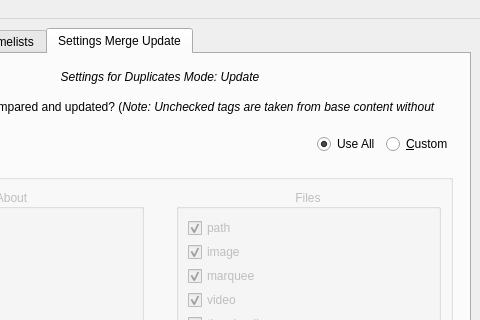
Before: the Qt Designer form MainWindow.ui in thingsiplay/gamelistaddon, drawn with Qt 5; both pictures show x 160 to 640 and y 0 to 320 of the 640 by 934 pixel window.
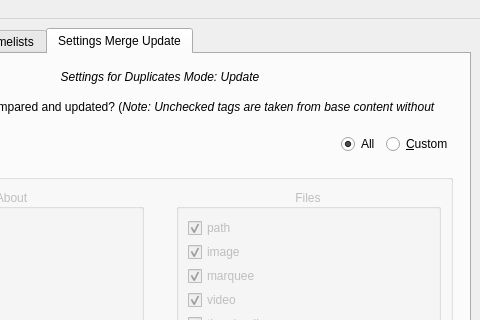
After: the same form once the commit is applied. Icons and pictures are not drawn.

Commit message: few tooltips added in merge settings

What changed in the file:
```diff
--- a/MainWindow.ui
+++ b/MainWindow.ui
@@ -1119,7 +1119,7 @@
              </sizepolicy>
             </property>
             <property name="text">
-             <string>Use All</string>
+             <string>All</string>
             </property>
             <property name="checked">
              <bool>true</bool>
```
Left out of the diff: 81 changed lines with no effect on the pictures. The commit also changes 1 other file.
